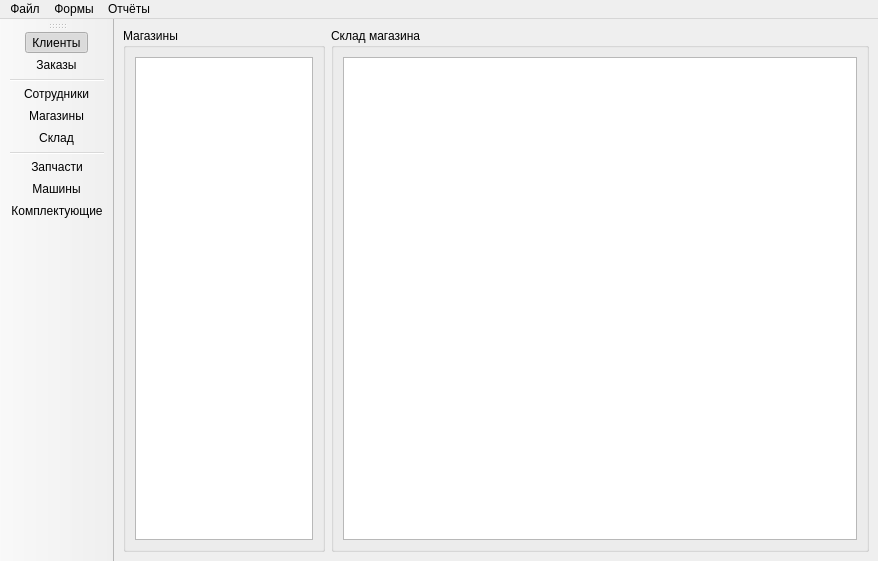
Old version of the form forms/mainwindow.ui in the repository vnetserg/LadaDetail.
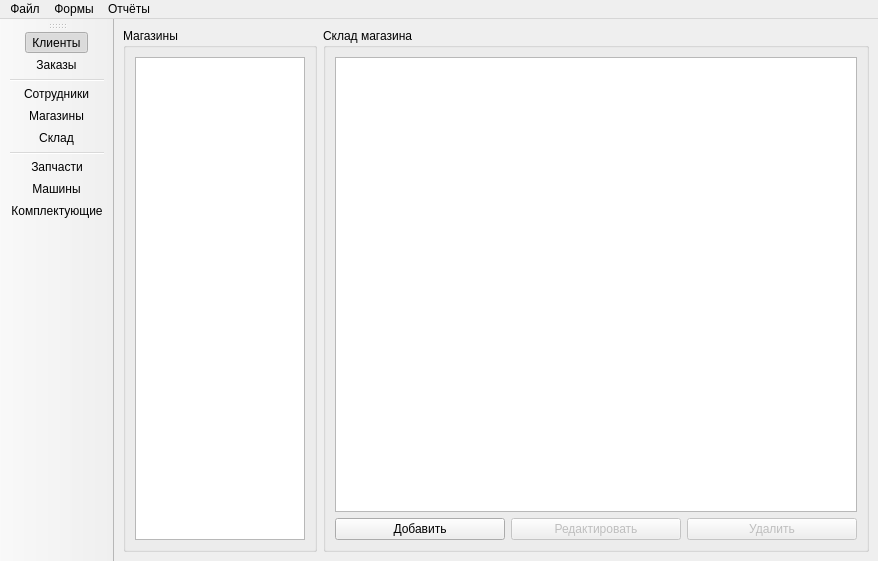
New version of the form. The open tabs and pages were chosen to show the change.

Diff of the .ui file:
```diff
--- a/forms/mainwindow.ui
+++ b/forms/mainwindow.ui
@@ -2900,6 +2900,12 @@
        <layout class="QHBoxLayout" name="horizontalLayout_9">
         <item>
          <widget class="QGroupBox" name="groupBox_11">
+          <property name="maximumSize">
+           <size>
+            <width>194</width>
+            <height>16777215</height>
+           </size>
+          </property>
           <property name="title">
            <string>Магазины</string>
           </property>
@@ -2922,9 +2928,52 @@
           <property name="title">
            <string>Склад магазина</string>
           </property>
-          <layout class="QVBoxLayout" name="verticalLayout_2">
-           <item>
-            <widget class="QTableView" name="warehouseTableView"/>
+          <layout class="QGridLayout" name="gridLayout_38">
+           <item row="2" column="2">
+            <widget class="QPushButton" name="warehouseDeleteButton">
+             <property name="enabled">
+              <bool>false</bool>
+             </property>
+             <property name="text">
+              <string>Удалить</string>
+             </property>
+            </widget>
+           </item>
+           <item row="2" column="0">
+            <widget class="QPushButton" name="warehouseAddButton">
+             <property name="text">
+              <string>Добавить</string>
+             </property>
+            </widget>
+           </item>
+           <item row="0" column="0" colspan="3">
+            <widget class="QTableView" name="warehouseDetailView">
+             <property name="selectionMode">
+              <enum>QAbstractItemView::SingleSelection</enum>
+             </property>
+             <property name="selectionBehavior">
+              <enum>QAbstractItemView::SelectRows</enum>
+             </property>
+             <attribute name="horizontalHeaderStretchLastSection">
+              <bool>false</bool>
+             </attribute>
+             <attribute name="verticalHeaderVisible">
+              <bool>false</bool>
+             </attribute>
+             <attribute name="verticalHeaderStretchLastSection">
+              <bool>false</bool>
+             </attribute>
+            </widget>
+           </item>
+           <item row="2" column="1">
+            <widget class="QPushButton" name="warehouseEditButton">
+             <property name="enabled">
+              <bool>false</bool>
+             </property>
+             <property name="text">
+              <string>Редактировать</string>
+             </property>
+            </widget>
            </item>
           </layout>
          </widget>
```
Left out of the diff: 4 changed lines with no effect on the pictures.
